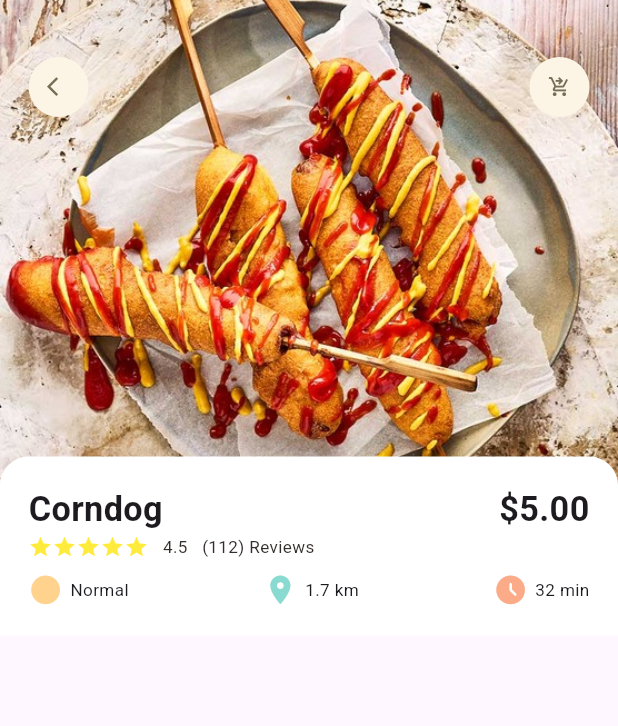
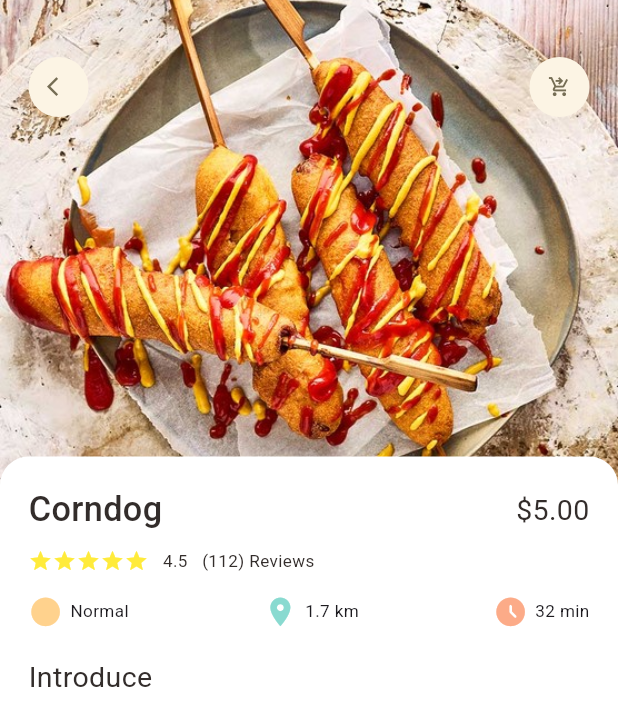
Before and after one commit to vanard/training_code, a Flutter app: the FoodDetailScreen screen opened directly, on a phone screen of 412 x 824 dp. Shown: the top 726 px of the screen. Run offline on Flutter 3.47's test engine with Material 3 defaults, Android fonts, the phone set to English and light mode, and no system bars; our stand-ins replace dots_indicator, get.

Commit message:
progress food detail

```diff
--- a/food_restaurant_app/lib/screens/detail/food_detail.dart
+++ b/food_restaurant_app/lib/screens/detail/food_detail.dart
@@ -1,9 +1,9 @@
 import 'package:flutter/material.dart';
 import 'package:food_restaurant_app/colors.dart';
 import 'package:food_restaurant_app/util/dimensions.dart';
+import 'package:food_restaurant_app/widgets/app_column.dart';
 import 'package:food_restaurant_app/widgets/app_icon.dart';
-import 'package:food_restaurant_app/widgets/icon_with_text.dart';
-import 'package:food_restaurant_app/widgets/small_text.dart';
+import 'package:food_restaurant_app/widgets/big_text.dart';
 
 class FoodDetailScreen extends StatelessWidget {
   const FoodDetailScreen({super.key});
@@ -11,6 +11,7 @@
   @override
   Widget build(BuildContext context) {
     return Scaffold(
+      backgroundColor: Colors.white,
       body: Stack(
         children: [
           Positioned(
@@ -58,76 +59,40 @@
                   topRight: Radius.circular(Dimensions.dimen20),
                 ),
               ),
-              child: Column(children: [
-                Row(
-                  mainAxisAlignment: MainAxisAlignment.spaceBetween,
-                  children: [
-                    Text(
-                      'Corndog',
-                      style: TextStyle(
-                        fontSize: Dimensions.font24,
-                        fontWeight: FontWeight.bold,
-                      ),
-                    ),
-                    Text(
-                      '\$5.00',
-                      style: TextStyle(
-                        fontSize: Dimensions.font24,
-                        fontWeight: FontWeight.bold,
-                      ),
-                    ),
-                  ],
-                ),
-                Row(
-                  children: [
-                    Wrap(children: [
-                      ...List.generate(
-                          5,
-                          (index) => Icon(
-                                Icons.star,
-                                color: Colors.yellow,
-                                size: 16,
-                              )),
-                    ]),
-                    SizedBox(
-                      width: Dimensions.dimen10,
-                    ),
-                    SmallText(
-                      text: "4.5",
-                    ),
-                    SizedBox(
-                      width: Dimensions.dimen10,
-                    ),
-                    SmallText(text: "(112) Reviews"),
-                  ],
-                ),
-                SizedBox(
-                  height: Dimensions.dimen10,
-                ),
-                Row(
-                  mainAxisAlignment: MainAxisAlignment.spaceBetween,
-                  children: [
-                    IconWithText(
-                        icon: Icons.circle_sharp,
-                        text: "Normal",
-                        iconColor: AppColors.iconColor1),
-                    IconWithText(
-                      icon: Icons.location_on,
-                      text: "1.7 km",
-                      iconColor: AppColors.mainColor,
-                    ),
-                    IconWithText(
-                      icon: Icons.access_time_filled_rounded,
-                      text: "32 min",
-                      iconColor: AppColors.iconColor2,
-                    )
-                  ],
-                ),
-              ]),
+              child: Column(
+                crossAxisAlignment: CrossAxisAlignment.start,
+                children: [
+                  AppColumn(text: "CornDog",),
+                  SizedBox(
+                    height: Dimensions.dimen20,
+                  ),
+                  BigText(text: "Introduce"),
+                  SizedBox(
+                    height: Dimensions.dimen15,
+                  ),
+
+                ],
+              ),
             ),
           )
         ],
       ),
+      bottomNavigationBar: Container(
+        height: Dimensions.dimen100,
+        padding: EdgeInsets.only(
+          left: Dimensions.dimen20,
+          right: Dimensions.dimen20,
+          top: Dimensions.dimen20,
+          bottom: Dimensions.dimen10,
+        ),
+        decoration: BoxDecoration(
+          color: AppColors.buttonBackgroundColor,
+          borderRadius: BorderRadius.only(
+            topLeft: Radius.circular(Dimensions.dimen35),
+            topRight: Radius.circular(Dimensions.dimen35),
+          ),
+        ),
+      ),
     );
   }
 }
```
